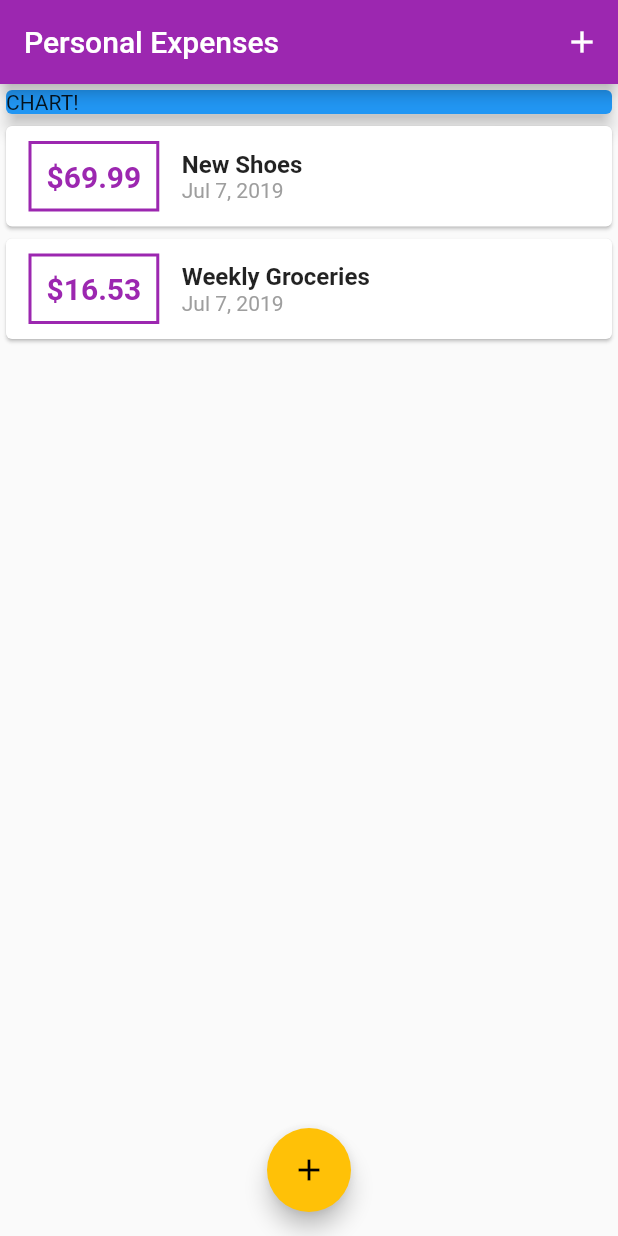
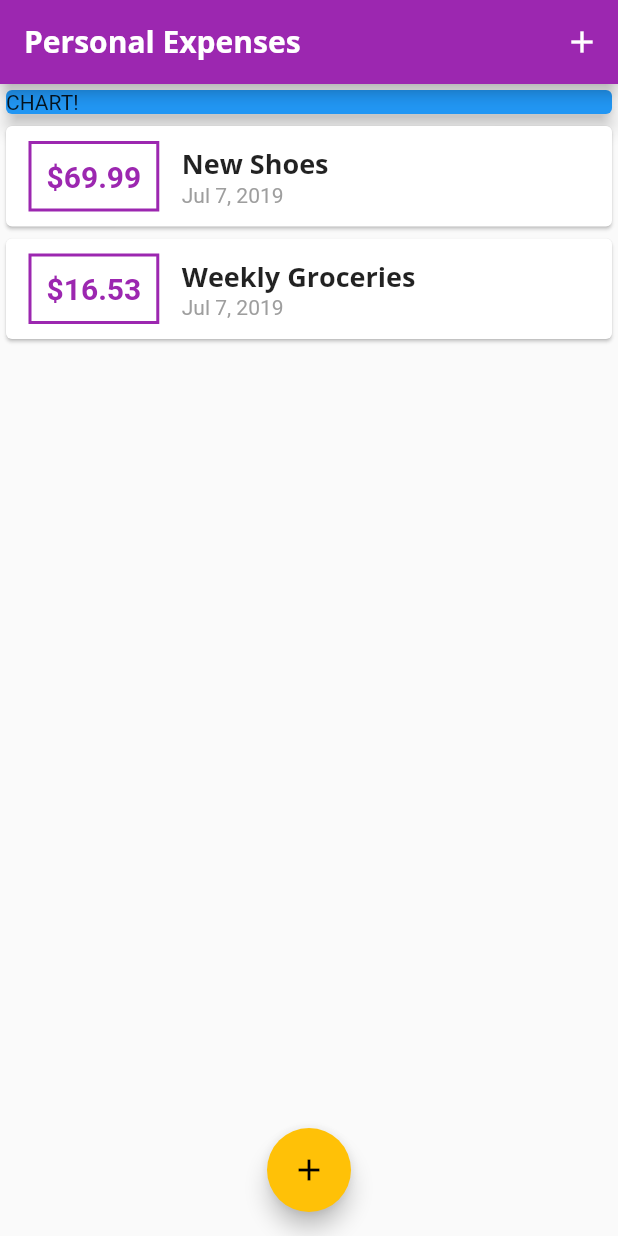
Before and after one commit to shivaniaakanksha/Expense_Planner, a Flutter app: the screen it shows after launch, on a phone screen of 412 x 824 dp. Run offline on Flutter 3.47's test engine with Material 2 defaults, Android fonts, the phone set to English and light mode, and no system bars.

Commit message:
Configuring And Using Theme

```diff
--- a/lib/main.dart
+++ b/lib/main.dart
@@ -12,9 +12,22 @@ class MyApp extends StatelessWidget {
     return MaterialApp(
       title: 'Personal Expenses',
       theme: ThemeData(
-        primarySwatch: Colors.purple,
-        accentColor: Colors.amber,
-      ),
+          primarySwatch: Colors.purple,
+          accentColor: Colors.amber,
+          fontFamily: 'Quicksand',
+          textTheme: ThemeData.light().textTheme.copyWith(
+                  title: TextStyle(
+                fontFamily: 'OpenSans',
+                fontWeight: FontWeight.bold,
+                fontSize: 18,
+              )),
+          appBarTheme: AppBarTheme(
+              textTheme: ThemeData.light().textTheme.copyWith(
+                    title: TextStyle(
+                        fontFamily: 'OpenSans',
+                        fontSize: 20,
+                        fontWeight: FontWeight.bold),
+                  ))),
       home: MyHomePage(),
     );
   }
@@ -73,7 +86,9 @@ class _MyHomePageState extends State<MyHomePage> {
   Widget build(BuildContext context) {
     return Scaffold(
       appBar: AppBar(
-        title: Text('Personal Expenses'),
+        title: Text(
+          'Personal Expenses',
+        ),
         actions: <Widget>[
           IconButton(
             icon: Icon(Icons.add),
--- a/lib/widgets/transaction_list.dart
+++ b/lib/widgets/transaction_list.dart
@@ -43,10 +43,7 @@ class TransactionList extends StatelessWidget {
                   children: <Widget>[
                     Text(
                       transactions[index].title,
-                      style: TextStyle(
-                        fontSize: 16,
-                        fontWeight: FontWeight.bold,
-                      ),
+                      style:Theme.of(context).textTheme.title
                     ),
                     Text(
                       DateFormat.yMMMd().format(transactions[index].date),
```
Also changed, not shown: pubspec.yaml (+11 -6 lines), assets/fonts/OpenSans-Bold.ttf (added), assets/fonts/OpenSans-Regular.ttf (added), assets/fonts/Quicksand-Bold.ttf (added), assets/fonts/Quicksand-Light.ttf (added), assets/fonts/Quicksand-Medium.ttf (added), assets/fonts/Quicksand-Regular.ttf (added).
